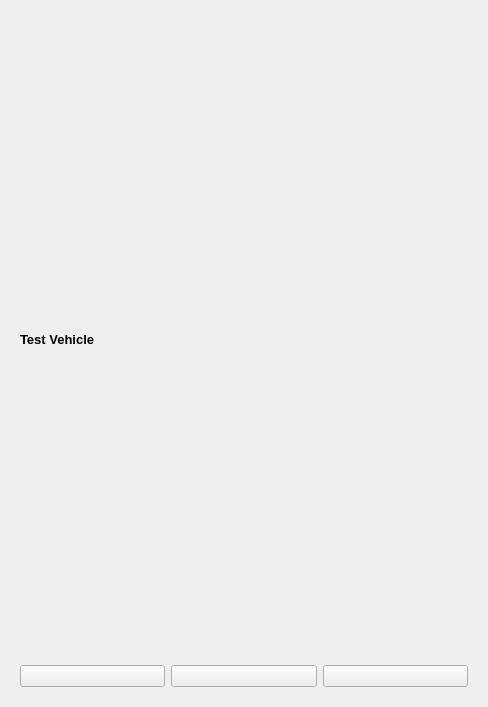
joelgraff/freecad.turns, file freecad/turns/resources/test_vehicle.ui: the form before one commit.
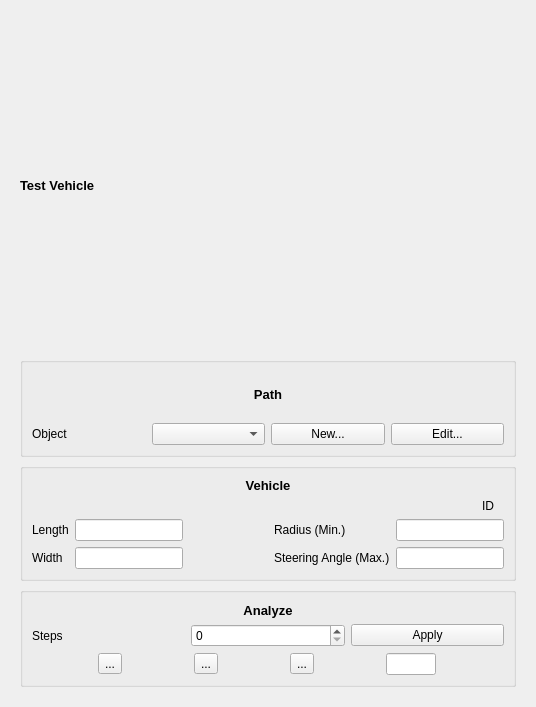
The form after the commit.

Diff of the .ui file:
```diff
--- a/freecad/turns/resources/test_vehicle.ui
+++ b/freecad/turns/resources/test_vehicle.ui
@@ -6,7 +6,7 @@
    <rect>
     <x>0</x>
     <y>0</y>
-    <width>488</width>
+    <width>536</width>
     <height>707</height>
    </rect>
   </property>
@@ -31,49 +31,293 @@
        <verstretch>0</verstretch>
       </sizepolicy>
      </property>
-     <layout class="QVBoxLayout" name="verticalLayout_3" stretch="0">
+     <layout class="QVBoxLayout" name="verticalLayout_3" stretch="0,0">
       <item>
-       <layout class="QVBoxLayout" name="panel_layout" stretch="0,1">
+       <widget class="QLabel" name="label">
+        <property name="font">
+         <font>
+          <pointsize>10</pointsize>
+          <weight>75</weight>
+          <bold>true</bold>
+         </font>
+        </property>
+        <property name="text">
+         <string>Test Vehicle</string>
+        </property>
+       </widget>
+      </item>
+      <item>
+       <layout class="QVBoxLayout" name="panel_layout" stretch="0">
         <item>
-         <widget class="QLabel" name="label">
-          <property name="font">
-           <font>
-            <pointsize>10</pointsize>
-            <weight>75</weight>
-            <bold>true</bold>
-           </font>
-          </property>
-          <property name="text">
-           <string>Test Vehicle</string>
-          </property>
-         </widget>
-        </item>
-        <item>
-         <layout class="QVBoxLayout" name="verticalLayout" stretch="0">
+         <layout class="QVBoxLayout" name="verticalLayout_4" stretch="0,0,0">
           <item>
-           <layout class="QHBoxLayout" name="horizontalLayout">
-            <item>
-             <widget class="QPushButton" name="back_button">
-              <property name="text">
-               <string/>
-              </property>
-             </widget>
-            </item>
-            <item>
-             <widget class="QPushButton" name="play_button">
-              <property name="text">
-               <string/>
-              </property>
-             </widget>
-            </item>
-            <item>
-             <widget class="QPushButton" name="forward_button">
-              <property name="text">
-               <string/>
-              </property>
-             </widget>
-            </item>
-           </layout>
+           <widget class="QGroupBox" name="groupBox_path">
+            <layout class="QVBoxLayout" name="verticalLayout_5">
+             <item>
+              <widget class="QLabel" name="label_path">
+               <property name="font">
+                <font>
+                 <pointsize>10</pointsize>
+                 <weight>75</weight>
+                 <bold>true</bold>
+                </font>
+               </property>
+               <property name="text">
+                <string>Path</string>
+               </property>
+               <property name="alignment">
+                <set>Qt::AlignCenter</set>
+               </property>
+              </widget>
+             </item>
+             <item>
+              <layout class="QHBoxLayout" name="horizontalLayout_4">
+               <item>
+                <widget class="QLabel" name="label_3">
+                 <property name="text">
+                  <string>Object</string>
+                 </property>
+                </widget>
+               </item>
+               <item>
+                <widget class="QComboBox" name="path_combo"/>
+               </item>
+               <item>
+                <widget class="QPushButton" name="create_path_button">
+                 <property name="text">
+                  <string>New...</string>
+                 </property>
+                </widget>
+               </item>
+               <item>
+                <widget class="QPushButton" name="edit_path_button">
+                 <property name="text">
+                  <string>Edit...</string>
+                 </property>
+                </widget>
+               </item>
+              </layout>
+             </item>
+            </layout>
+           </widget>
+          </item>
+          <item>
+           <widget class="QGroupBox" name="groupBox_vehicle">
+            <property name="title">
+             <string/>
+            </property>
+            <layout class="QVBoxLayout" name="verticalLayout_6">
+             <item>
+              <layout class="QVBoxLayout" name="verticalLayout_7">
+               <item>
+                <layout class="QHBoxLayout" name="horizontalLayout_3">
+                 <item>
+                  <widget class="QLabel" name="label_Vehicle">
+                   <property name="font">
+                    <font>
+                     <pointsize>10</pointsize>
+                     <weight>75</weight>
+                     <bold>true</bold>
+                    </font>
+                   </property>
+                   <property name="text">
+                    <string>Vehicle</string>
+                   </property>
+                   <property name="alignment">
+                    <set>Qt::AlignCenter</set>
+                   </property>
+                  </widget>
+                 </item>
+                </layout>
+               </item>
+               <item>
+                <widget class="QLabel" name="label_veh_id">
+                 <property name="text">
+                  <string>ID</string>
+                 </property>
+                 <property name="alignment">
+                  <set>Qt::AlignRight|Qt::AlignTrailing|Qt::AlignVCenter</set>
+                 </property>
+                 <property name="margin">
+                  <number>0</number>
+                 </property>
+                 <property name="indent">
+                  <number>10</number>
+                 </property>
+                </widget>
+               </item>
+               <item>
+                <layout class="QHBoxLayout" name="horizontalLayout_2">
+                 <item>
+                  <layout class="QFormLayout" name="formLayout_veh_dim">
+                   <item row="1" column="0">
+                    <widget class="QLabel" name="label_width">
+                     <property name="text">
+                      <string>Width</string>
+                     </property>
+                    </widget>
+                   </item>
+                   <item row="1" column="1">
+                    <widget class="QLineEdit" name="lineEdit_width">
+                     <property name="readOnly">
+                      <bool>true</bool>
+                     </property>
+                    </widget>
+                   </item>
+                   <item row="0" column="0">
+                    <widget class="QLabel" name="label_length">
+                     <property name="text">
+                      <string>Length</string>
+                     </property>
+                    </widget>
+                   </item>
+                   <item row="0" column="1">
+                    <widget class="QLineEdit" name="length_edit">
+                     <property name="autoFillBackground">
+                      <bool>false</bool>
+                     </property>
+                     <property name="readOnly">
+                      <bool>true</bool>
+                     </property>
+                    </widget>
+                   </item>
+                  </layout>
+                 </item>
+                 <item>
+                  <spacer name="horizontalSpacer">
+                   <property name="orientation">
+                    <enum>Qt::Horizontal</enum>
+                   </property>
+                   <property name="sizeHint" stdset="0">
+                    <size>
+                     <width>40</width>
+                     <height>20</height>
+                    </size>
+                   </property>
+                  </spacer>
+                 </item>
+                 <item>
+                  <layout class="QFormLayout" name="formLayout_radius_angle">
+                   <item row="1" column="0">
+                    <widget class="QLabel" name="label_radius">
+                     <property name="text">
+                      <string>Radius (Min.)</string>
+                     </property>
+                    </widget>
+                   </item>
+                   <item row="1" column="1">
+                    <widget class="QLineEdit" name="radius_edit"/>
+                   </item>
+                   <item row="2" column="1">
+                    <widget class="QLineEdit" name="angle_edit"/>
+                   </item>
+                   <item row="2" column="0">
+                    <widget class="QLabel" name="label_angle">
+                     <property name="text">
+                      <string>Steering Angle (Max.)</string>
+                     </property>
+                    </widget>
+                   </item>
+                  </layout>
+                 </item>
+                </layout>
+               </item>
+              </layout>
+             </item>
+            </layout>
+           </widget>
+          </item>
+          <item>
+           <widget class="QGroupBox" name="groupBox_analyze">
+            <property name="title">
+             <string/>
+            </property>
+            <layout class="QVBoxLayout" name="verticalLayout_8">
+             <item>
+              <widget class="QLabel" name="label_analyze">
+               <property name="font">
+                <font>
+                 <pointsize>10</pointsize>
+                 <weight>75</weight>
+                 <bold>true</bold>
+                </font>
+               </property>
+               <property name="text">
+                <string>Analyze</string>
+               </property>
+               <property name="alignment">
+                <set>Qt::AlignCenter</set>
+               </property>
+              </widget>
+             </item>
+             <item>
+              <layout class="QHBoxLayout" name="horizontalLayout">
+               <item>
+                <widget class="QLabel" name="label_steps">
+                 <property name="text">
+                  <string>Steps</string>
+                 </property>
+                </widget>
+               </item>
+               <item>
+                <widget class="QSpinBox" name="steps_spin_box"/>
+               </item>
+               <item>
+                <widget class="QPushButton" name="steps_button">
+                 <property name="text">
+                  <string>Apply</string>
+                 </property>
+                </widget>
+               </item>
+              </layout>
+             </item>
+             <item>
+              <layout class="QGridLayout" name="gridLayout" columnstretch="1,1,1,0" columnminimumwidth="1,1,1,0">
+               <item row="0" column="0">
+                <widget class="QToolButton" name="back_button">
+                 <property name="text">
+                  <string>...</string>
+                 </property>
+                </widget>
+               </item>
+               <item row="0" column="2">
+                <widget class="QToolButton" name="forward_button">
+                 <property name="text">
+                  <string>...</string>
+                 </property>
+                </widget>
+               </item>
+               <item row="0" column="1">
+                <widget class="QToolButton" name="play_button">
+                 <property name="text">
+                  <string>...</string>
+                 </property>
+                </widget>
+               </item>
+               <item row="0" column="3">
+                <layout class="QHBoxLayout" name="horizontalLayout_5" stretch="1">
+                 <item>
+                  <widget class="QLineEdit" name="cur_step_edit">
+                   <property name="sizePolicy">
+                    <sizepolicy hsizetype="Minimum" vsizetype="Fixed">
+                     <horstretch>0</horstretch>
+                     <verstretch>0</verstretch>
+                    </sizepolicy>
+                   </property>
+                   <property name="maximumSize">
+                    <size>
+                     <width>50</width>
+                     <height>16777215</height>
+                    </size>
+                   </property>
+                  </widget>
+                 </item>
+                </layout>
+               </item>
+              </layout>
+             </item>
+            </layout>
+           </widget>
           </item>
          </layout>
         </item>
```
